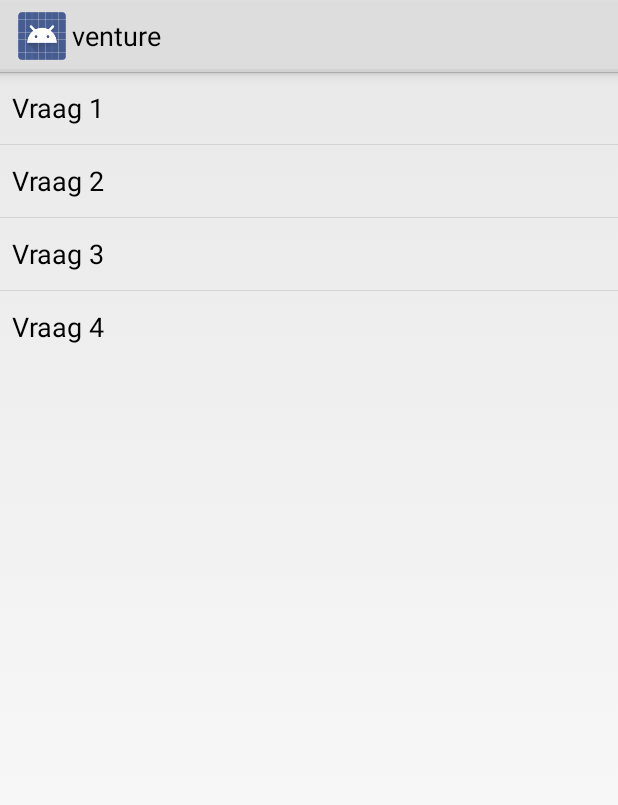
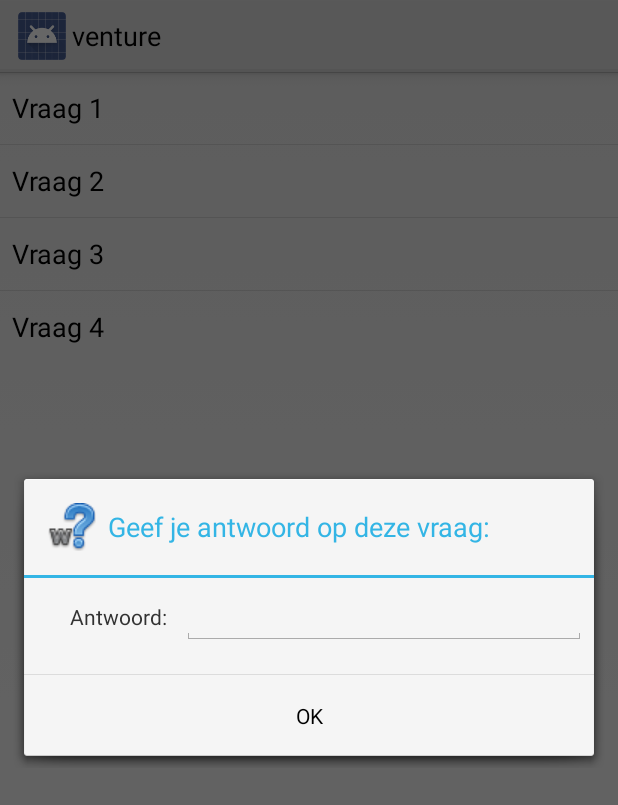
Before and after one commit to KennethVG/AtventuresDB, an Android app: the fragment CodeKrakerFragment shown on its own in the app's theme, after a tap on an icon or button, on a phone screen of 412 x 824 dp. Shown: the top 805 px of the screen. Run offline under Robolectric (Android 15) with nearby library versions, the phone set to English and light mode, and no system bars.

Commit message:
Answerdialog + codekrakerfragment

```diff
--- a/app/src/main/java/atventures/be/atventuresdb/fragments/CodeKrakerFragment.java
+++ b/app/src/main/java/atventures/be/atventuresdb/fragments/CodeKrakerFragment.java
@@ -1,27 +1,32 @@
 package atventures.be.atventuresdb.fragments;
 
 
+import android.app.AlertDialog;
 import android.app.Fragment;
+import android.content.DialogInterface;
 import android.os.Bundle;
 import android.view.LayoutInflater;
 import android.view.View;
 import android.view.ViewGroup;
 import android.widget.AdapterView;
 import android.widget.ArrayAdapter;
+import android.widget.EditText;
 import android.widget.ListView;
+import android.widget.Toast;
 
 import atventures.be.atventuresdb.R;
 import atventures.be.atventuresdb.dao.BaseModelDao;
 import atventures.be.atventuresdb.dao.impl.CodeKrakerDaoImpl;
 
-/**
- * A simple {@link Fragment} subclass.
- */
 public class CodeKrakerFragment extends Fragment implements AdapterView.OnItemClickListener {
 
     private ListView lvCodekrakers;
     private ArrayAdapter<String> questions;
     private BaseModelDao dao;
+
+    private EditText eTxtAnswer;
+    private String answer;
+    private String answerFromDB;
 
     public CodeKrakerFragment() {
         // Required empty public constructor
@@ -35,17 +40,15 @@ public class CodeKrakerFragment extends Fragment implements AdapterView.OnItemCl
         View view = inflater.inflate(R.layout.fragment_code_kraker, container, false);
         lvCodekrakers = (ListView) view.findViewById(R.id.lv_codekrakers);
 
+        Integer[] ids = dao.getquestions();
+        String[] temp = new String[ids.length];
 
-        Integer[] ids = dao.getquestions();
-        String [] temp = new String[ids.length];
-
-        for (int i = 0; i<ids.length;i++){
+        for (int i = 0; i < ids.length; i++) {
             temp[i] = "Vraag " + ids[i];
         }
 
         questions = new ArrayAdapter<>(getActivity(), android.R.layout.simple_list_item_1, temp);
         lvCodekrakers.setAdapter(questions);
-
         lvCodekrakers.setOnItemClickListener(this);
 
         // Inflate the layout for this fragment
@@ -54,6 +57,37 @@ public class CodeKrakerFragment extends Fragment implements AdapterView.OnItemCl
 
     @Override
     public void onItemClick(AdapterView<?> parent, View view, int position, long id) {
+        int _id = position + 1;
+        answerFromDB = dao.getAnswerFromDB(_id);
+        showInputDialog();
+
 
     }
+
+    private void showInputDialog() {
+        AlertDialog.Builder builder = new AlertDialog.Builder(getActivity());
+        builder.setTitle("Geef je antwoord op deze vraag: ");
+        builder.setIcon(R.drawable.question);
+        builder.setView(getViewForDialog());
+        builder.setPositiveButton("OK", new DialogInterface.OnClickListener() {
+            @Override
+            public void onClick(DialogInterface dialog, int which) {
+                answer = eTxtAnswer.getText().toString();
+                if (answerFromDB.equalsIgnoreCase(answer)) {
+                    Toast.makeText(getActivity(), "GOED ZO!", Toast.LENGTH_LONG).show();
+                } else {
+                    Toast.makeText(getActivity(), "Paljas is ni just he: " + answerFromDB + " was het goede antwoord!", Toast.LENGTH_LONG).show();
+                }
+            }
+        });
+        AlertDialog dialog = builder.create();
+        dialog.show();
+    }
+
+    private View getViewForDialog() {
+        View view = getActivity().getLayoutInflater().inflate(R.layout.dialog_answer, null);
+        eTxtAnswer = (EditText) view.findViewById(R.id.etxt_answer);
+
+        return view;
+    }
 }
--- /dev/null
+++ b/app/src/main/res/layout/dialog_answer.xml
@@ -0,0 +1,23 @@
+<?xml version="1.0" encoding="utf-8"?>
+<LinearLayout xmlns:android="http://schemas.android.com/apk/res/android"
+    android:orientation="horizontal" android:layout_width="match_parent"
+    android:layout_height="match_parent">
+
+    <TextView
+        android:layout_width="0dp"
+        android:layout_height="wrap_content"
+        android:text="@string/etxt_antwoord"
+        android:id="@+id/textView"
+        android:layout_weight="1"
+        android:layout_margin="5dp"
+        android:gravity="right" />
+
+    <EditText
+        android:layout_width="0dp"
+        android:layout_height="wrap_content"
+        android:id="@+id/etxt_answer"
+        android:inputType="text"
+        android:layout_weight="3"
+        android:layout_margin="5dp" />
+
+</LinearLayout>
--- a/app/src/main/res/values/strings.xml
+++ b/app/src/main/res/values/strings.xml
@@ -6,6 +6,8 @@
     <string name="btn_vragen">Vraag toevoegen</string>
     <string name="btn_antwoorden">Antwoord controleren</string>
 
+    <string name="etxt_antwoord">Antwoord:</string>
+
     <!-- TODO: Remove or change this placeholder text -->
     <string name="hello_blank_fragment">Hello blank fragment</string>
 </resources>
```
Also changed, not shown: app/src/main/res/drawable/question.png (added).
